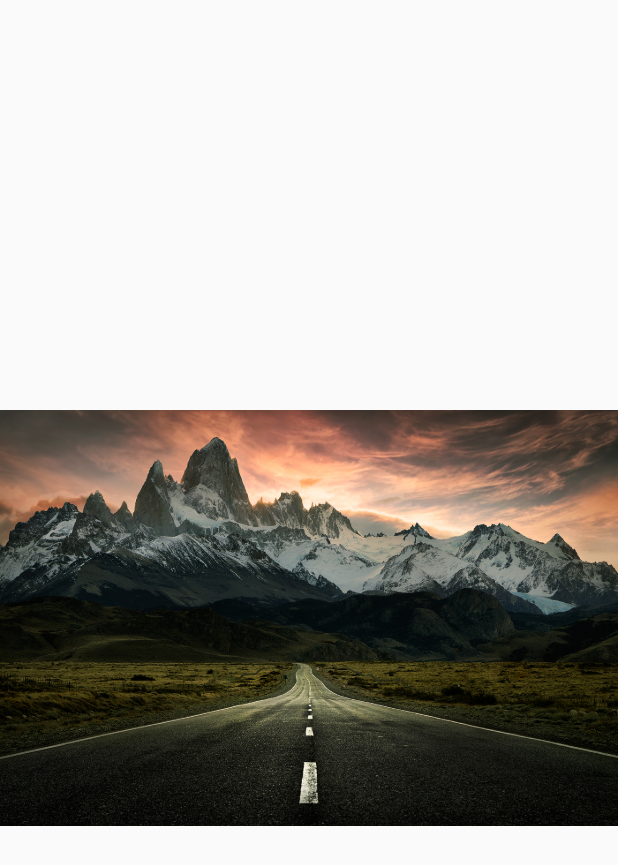
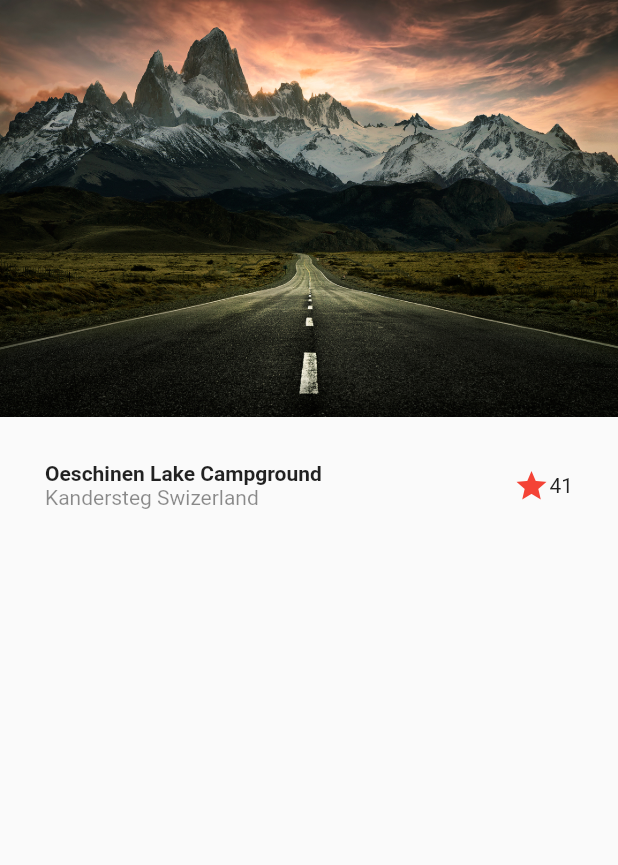
Before and after one commit to RommelOlachea/disenos_flutter, a Flutter app: the screen it shows after launch, on a phone screen of 412 x 824 dp. Shown: the top 865 px of the screen. Run offline on Flutter 3.47's test engine with Material 2 defaults, Android fonts, the phone set to English and light mode, and no system bars.

Commit message:
Diseño basico parte 2

```diff
--- a/lib/screens/basic_design.dart
+++ b/lib/screens/basic_design.dart
@@ -5,9 +5,39 @@ class BasicDesignScreen extends StatelessWidget {
 
   @override
   Widget build(BuildContext context) {
-    return const Scaffold(
-      body: Center(
-        child: Image(image: AssetImage('assets/landscape.jpg')),
+    return Scaffold(
+        body: Column(
+      children: [Image(image: AssetImage('assets/landscape.jpg')), Tittle()],
+    ));
+  }
+}
+
+class Tittle extends StatelessWidget {
+  const Tittle({
+    Key? key,
+  }) : super(key: key);
+
+  @override
+  Widget build(BuildContext context) {
+    return Container(
+      margin: const EdgeInsets.symmetric(horizontal: 30, vertical: 30),
+      child: Row(
+        children: [
+          Column(
+            crossAxisAlignment: CrossAxisAlignment.start,
+            children: const [
+              Text('Oeschinen Lake Campground',
+                  style: TextStyle(fontWeight: FontWeight.bold)),
+              Text(
+                'Kandersteg Swizerland',
+                style: TextStyle(color: Colors.black45),
+              ),
+            ],
+          ),
+          Expanded(child: Container()),
+          const Icon(Icons.star, color: Colors.red),
+          const Text('41'),
+        ],
       ),
     );
   }
```
